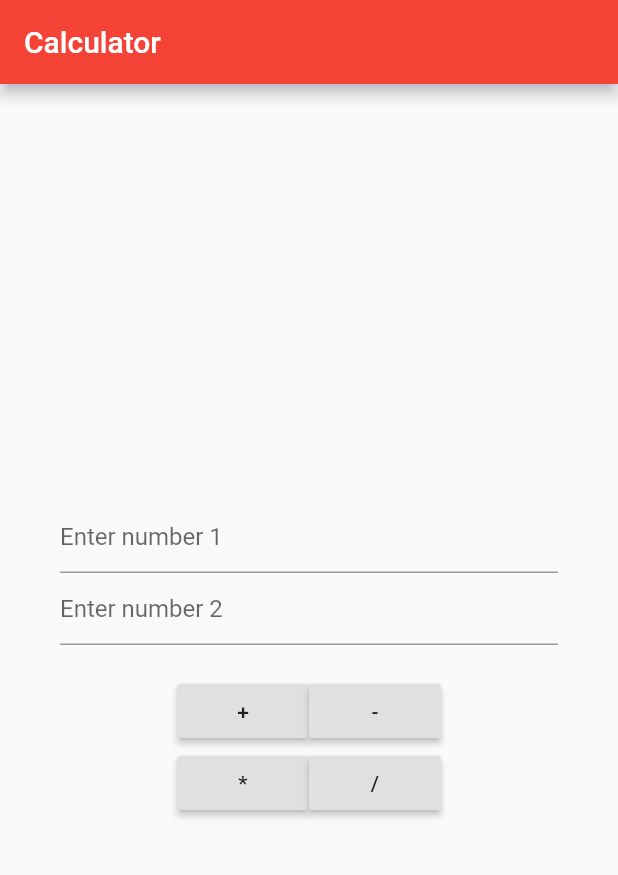
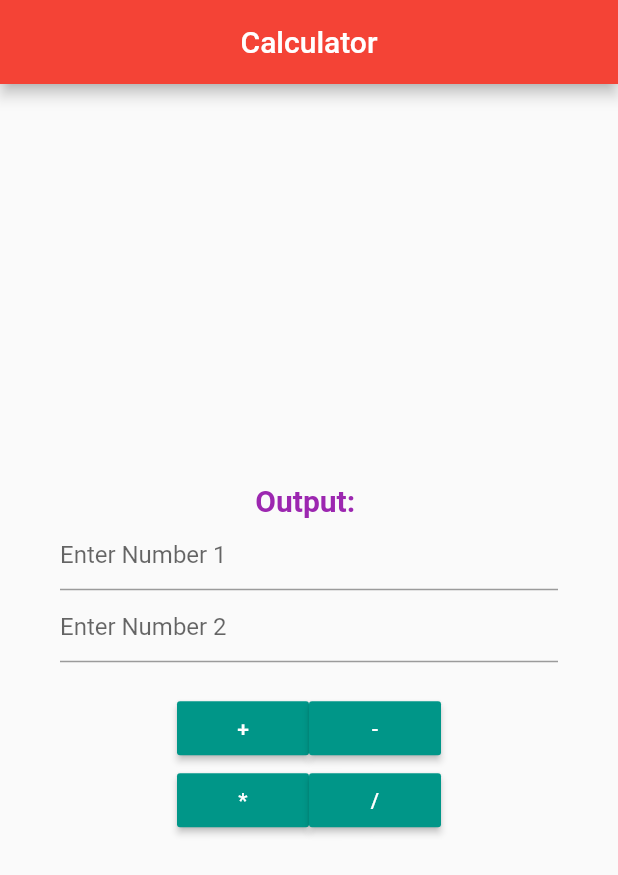
Before and after one commit to malisahin/Calculator, a Flutter app: the screen it shows after launch, on a phone screen of 412 x 824 dp. Shown: the top 875 px of the screen. Run offline on Flutter 3.47's test engine with Material 2 defaults, Android fonts, the phone set to English and light mode, and no system bars.

Commit message:
Refactor repeated code

```diff
--- a/lib/state/home.state.dart
+++ b/lib/state/home.state.dart
@@ -6,6 +6,7 @@ class HomeState extends State<Home> {
   Widget build(BuildContext context) {
     return Scaffold(
       appBar: AppBar(
+        centerTitle: true,
         title: Text(
           'Calculator',
           textAlign: TextAlign.center,
@@ -17,45 +18,48 @@ class HomeState extends State<Home> {
               child: Column(
             mainAxisAlignment: MainAxisAlignment.center,
             children: <Widget>[
-              TextField(
-                keyboardType: TextInputType.number,
-                decoration: InputDecoration(hintText: "Enter number 1"),
-              ),
-              TextField(
-                keyboardType: TextInputType.number,
-                decoration: InputDecoration(hintText: "Enter number 2"),
-              ),
+              Text("Output: ",
+                  style: TextStyle(
+                      fontSize: 20,
+                      color: Colors.purple,
+                      fontWeight: FontWeight.bold)),
+              getTextFields("Enter Number 1"),
+              getTextFields("Enter Number 2"),
               Padding(
                 padding: const EdgeInsets.only(top: 20),
               ),
               Row(
                 mainAxisAlignment: MainAxisAlignment.center,
                 children: <Widget>[
-                  RaisedButton(
-                    child: Text("+"),
-                    onPressed: () {},
-                  ),
-                  RaisedButton(
-                    child: Text("-"),
-                    onPressed: () {},
-                  ),
+                  getAccountButton("+"),
+                  getAccountButton("-")
                 ],
               ),
               Row(
                 mainAxisAlignment: MainAxisAlignment.center,
                 children: <Widget>[
-                  RaisedButton(
-                    child: Text("*"),
-                    onPressed: () {},
-                  ),
-                  RaisedButton(
-                    child: Text("/"),
-                    onPressed: () {},
-                  ),
+                  getAccountButton("*"),
+                  getAccountButton("/")
                 ],
               )
             ],
           ))),
     );
   }
+
+  TextField getTextFields(String placeFolder) {
+    return TextField(
+      keyboardType: TextInputType.number,
+      decoration: InputDecoration(hintText: placeFolder),
+    );
+  }
+
+  MaterialButton getAccountButton(String name) {
+    return MaterialButton(
+      child: Text(name),
+      onPressed: () {},
+      color: Colors.teal,
+      textTheme: ButtonTextTheme.primary,
+    );
+  }
 }
```
